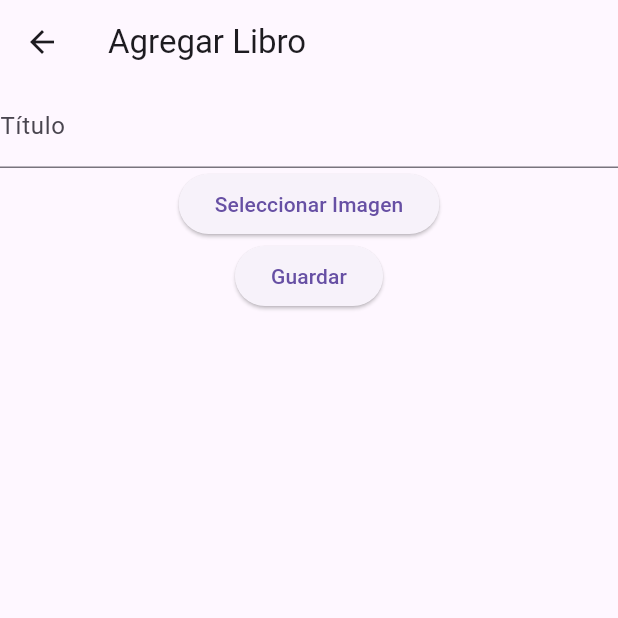
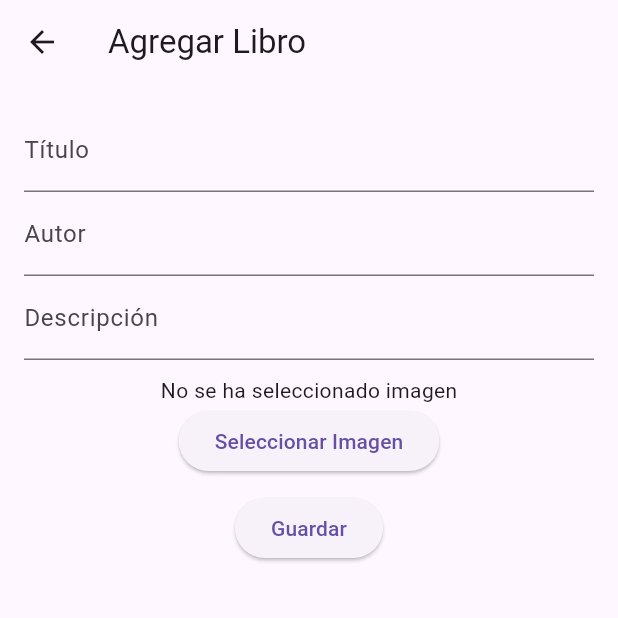
Before and after one commit to Itzel660/ag3Almacenamiento, a Flutter app: the screen it shows once a user with an empty profile is signed in, after a tap on the "add" icon, on a phone screen of 412 x 824 dp, the top half of it. Run offline on Flutter 3.47's test engine with Material 3 defaults, Android fonts, the light colour scheme and no system bars; our stand-ins replace cloud_firestore, firebase_auth, firebase_core, firebase_storage, google_sign_in, image_picker; accounts and stored records are empty; network calls fail.

Commit message:
Actualización de los archivos home_screen.dart, database_service.dart y libro.dart

```diff
--- a/lib/main.dart
+++ b/lib/main.dart
@@ -1,6 +1,5 @@
 import 'package:flutter/material.dart';
 import 'package:firebase_core/firebase_core.dart';
-import 'firebase_options.dart';
 import 'package:firebase_auth/firebase_auth.dart';
 import 'views/login_screen.dart';
 import 'views/home_screen.dart';
@@ -8,16 +7,12 @@ import 'views/add_book_screen.dart';
 
 void main() async {
   WidgetsFlutterBinding.ensureInitialized();
-  await Firebase.initializeApp(
-    options: DefaultFirebaseOptions.currentPlatform,
-  );
+  await Firebase.initializeApp();
   await FirebaseAuth.instance.signOut();
   runApp(MyApp());
 }
 
 class MyApp extends StatelessWidget {
-  const MyApp({super.key});
-
   @override
   Widget build(BuildContext context) {
     return MaterialApp(
@@ -30,13 +25,12 @@ class MyApp extends StatelessWidget {
         stream: FirebaseAuth.instance.authStateChanges(),
         builder: (context, snapshot) {
           if (snapshot.connectionState == ConnectionState.waiting) {
-            return const Center(
-                child: CircularProgressIndicator()); // Mientras carga Firebase
+            return Center(child: CircularProgressIndicator());  // Mientras carga Firebase
           }
           if (snapshot.hasData) {
-            return HomeScreen(); // Usuario autenticado
+            return HomeScreen();  // Usuario autenticado
           }
-          return LoginScreen(); // Usuario no autenticado
+          return LoginScreen();  // Usuario no autenticado
         },
       ),
     );
--- a/lib/models/Libro.dart
+++ b/lib/models/Libro.dart
@@ -1,28 +1,36 @@
 class Libro {
-  String id;
-  String titulo;
-  String autor;
-  String descripcion;
-  String imagenUrl;
+  final String id;  // ID del libro, necesario para actualizar o eliminar si es necesario
+  final String titulo;
+  final String autor;
+  final String descripcion;
+  final String imagenUrl;
 
-  Libro({required this.id, required this.titulo, required this.autor, required this.descripcion, required this.imagenUrl});
+  Libro({
+    required this.id,
+    required this.titulo,
+    required this.autor,
+    required this.descripcion,
+    required this.imagenUrl,
+  });
 
+  // Convertir el documento de Firestore a un objeto Libro
   factory Libro.fromJson(Map<String, dynamic> json, String id) {
     return Libro(
       id: id,
-      titulo: json['titulo'],
-      autor: json['autor'],
-      descripcion: json['descripcion'],
-      imagenUrl: json['imagenUrl'],
+      titulo: json['titulo'] ?? '',
+      autor: json['autor'] ?? '',
+      descripcion: json['descripcion'] ?? '',
+      imagenUrl: json['imagenUrl'] ?? '', // Si no hay imagen, lo dejamos vacío
     );
   }
 
+  // Convertir el objeto Libro a JSON para guardarlo en Firestore
   Map<String, dynamic> toJson() {
     return {
       'titulo': titulo,
       'autor': autor,
       'descripcion': descripcion,
-      'imagenUrl': imagenUrl,
+      'imagenUrl': imagenUrl,  // Si no hay imagen, este campo estará vacío
     };
   }
 }
--- a/lib/services/database_service.dart
+++ b/lib/services/database_service.dart
@@ -2,15 +2,14 @@ import 'package:cloud_firestore/cloud_firestore.dart';
 import '../models/libro.dart';
 
 class DatabaseService {
-  final CollectionReference librosCollection = FirebaseFirestore.instance.collection('libros');
+  final FirebaseFirestore _db = FirebaseFirestore.instance;
 
-  Future<void> addLibro(Libro libro) async {
-    await librosCollection.add(libro.toJson());
-  }
-
+  // Obtener los libros desde Firestore
   Stream<List<Libro>> getLibros() {
-    return librosCollection.snapshots().map((snapshot) {
-      return snapshot.docs.map((doc) => Libro.fromJson(doc.data() as Map<String, dynamic>, doc.id)).toList();
-    });
+    return _db.collection('Libros')  // Aquí usamos el nombre correcto de la colección
+        .snapshots()
+        .map((snapshot) => snapshot.docs
+        .map((doc) => Libro.fromJson(doc.data() as Map<String, dynamic>, doc.id))  // Creamos el objeto Libro a partir del JSON
+        .toList());
   }
 }
--- a/lib/services/storage_service.dart
+++ b/lib/services/storage_service.dart
@@ -1,6 +1,6 @@
 import 'dart:io';
 import 'package:firebase_storage/firebase_storage.dart';
-
+import 'package:image_picker/image_picker.dart';
 
 class StorageService {
   final FirebaseStorage _storage = FirebaseStorage.instance;
--- a/lib/views/add_book_screen.dart
+++ b/lib/views/add_book_screen.dart
@@ -1,57 +1,130 @@
+import 'dart:io';
 import 'package:flutter/material.dart';
-import '../services/database_service.dart';
-import '../services/storage_service.dart';
+import 'package:image_picker/image_picker.dart';
+import 'package:firebase_storage/firebase_storage.dart';
+import 'package:cloud_firestore/cloud_firestore.dart';
 import '../models/libro.dart';
-import 'dart:io';
-import 'package:image_picker/image_picker.dart';
 
 class AddBookScreen extends StatefulWidget {
-  const AddBookScreen({super.key});
-
   @override
   _AddBookScreenState createState() => _AddBookScreenState();
 }
 
 class _AddBookScreenState extends State<AddBookScreen> {
-  String titulo = '';
-  String autor = '';
-  String descripcion = '';
-  File? imagen;
+  final TextEditingController tituloController = TextEditingController();
+  final TextEditingController autorController = TextEditingController();
+  final TextEditingController descripcionController = TextEditingController();
+  File? _image;
+  bool isUploading = false;
 
-  Future<void> pickImage() async {
-    final pickedFile =
-        await ImagePicker().pickImage(source: ImageSource.gallery);
+  Future<void> _pickImage() async {
+    final pickedFile = await ImagePicker().pickImage(source: ImageSource.gallery);
+
     if (pickedFile != null) {
-      setState(() => imagen = File(pickedFile.path));
+      setState(() {
+        _image = File(pickedFile.path);
+      });
     }
   }
 
-  Future<void> saveBook() async {
-    if (imagen == null) return;
-    String imageUrl = await StorageService().uploadImage(imagen!);
+  Future<String?> _uploadImage(File image) async {
+    try {
+      String fileName = DateTime.now().millisecondsSinceEpoch.toString();
+      Reference ref = FirebaseStorage.instance.ref().child('libros/$fileName');
+      UploadTask uploadTask = ref.putFile(image);
+
+      TaskSnapshot snapshot = await uploadTask;
+      return await snapshot.ref.getDownloadURL();
+    } catch (e) {
+      print("Error al subir la imagen: $e");
+      return null;
+    }
+  }
+
+  Future<void> _saveBook() async {
+    if (tituloController.text.isEmpty || _image == null) {
+      ScaffoldMessenger.of(context).showSnackBar(SnackBar(
+        content: Text('Debe ingresar un título y seleccionar una imagen'),
+        backgroundColor: Colors.red,
+      ));
+      return;
+    }
+
+    setState(() {
+      isUploading = true;
+    });
+
+    String? imageUrl = await _uploadImage(_image!);
+    if (imageUrl == null) {
+      ScaffoldMessenger.of(context).showSnackBar(SnackBar(
+        content: Text('Error al subir la imagen'),
+        backgroundColor: Colors.red,
+      ));
+      setState(() {
+        isUploading = false;
+      });
+      return;
+    }
+
     Libro libro = Libro(
-        id: '',
-        titulo: titulo,
-        autor: autor,
-        descripcion: descripcion,
-        imagenUrl: imageUrl);
-    await DatabaseService().addLibro(libro);
+      id: '',
+      titulo: tituloController.text,
+      autor: autorController.text,
+      descripcion: descripcionController.text,
+      imagenUrl: imageUrl,
+    );
+
+    await FirebaseFirestore.instance.collection('libros').add(libro.toJson());
+
+    ScaffoldMessenger.of(context).showSnackBar(SnackBar(
+      content: Text('Libro agregado con éxito'),
+      backgroundColor: Colors.green,
+    ));
+
+    setState(() {
+      isUploading = false;
+    });
+
     Navigator.pop(context);
   }
 
   @override
   Widget build(BuildContext context) {
     return Scaffold(
-      appBar: AppBar(title: const Text('Agregar Libro')),
-      body: Column(
-        children: [
-          TextField(
-              onChanged: (val) => titulo = val,
-              decoration: const InputDecoration(labelText: 'Título')),
-          ElevatedButton(
-              onPressed: pickImage, child: const Text('Seleccionar Imagen')),
-          ElevatedButton(onPressed: saveBook, child: const Text('Guardar')),
-        ],
+      appBar: AppBar(title: Text('Agregar Libro')),
+      body: Padding(
+        padding: const EdgeInsets.all(16.0),
+        child: Column(
+          children: [
+            TextField(
+              controller: tituloController,
+              decoration: InputDecoration(labelText: 'Título'),
+            ),
+            TextField(
+              controller: autorController,
+              decoration: InputDecoration(labelText: 'Autor'),
+            ),
+            TextField(
+              controller: descripcionController,
+              decoration: InputDecoration(labelText: 'Descripción'),
+            ),
+            SizedBox(height: 10),
+            _image != null
+                ? Image.file(_image!, height: 150, width: 150, fit: BoxFit.cover)
+                : Text('No se ha seleccionado imagen'),
+            ElevatedButton(
+              onPressed: _pickImage,
+              child: Text('Seleccionar Imagen'),
+            ),
+            SizedBox(height: 10),
+            isUploading
+                ? CircularProgressIndicator()
+                : ElevatedButton(
+              onPressed: _saveBook,
+              child: Text('Guardar'),
+            ),
+          ],
+        ),
       ),
     );
   }
--- a/lib/views/home_screen.dart
+++ b/lib/views/home_screen.dart
@@ -4,28 +4,32 @@ import '../models/libro.dart';
 import '../widgets/book_card.dart';
 
 class HomeScreen extends StatelessWidget {
-  const HomeScreen({super.key});
-
   @override
   Widget build(BuildContext context) {
     return Scaffold(
-      appBar: AppBar(title: const Text('Catálogo de Libros')),
+      appBar: AppBar(title: Text('Catálogo de Libros')),
       body: StreamBuilder<List<Libro>>(
-        stream: DatabaseService().getLibros(),
+        stream: DatabaseService().getLibros(),  // Obtenemos el stream de libros desde la base de datos
         builder: (context, snapshot) {
-          if (!snapshot.hasData) return const CircularProgressIndicator();
+          // Si no hay datos, mostramos un indicador de carga
+          if (!snapshot.hasData) {
+            return Center(child: CircularProgressIndicator());
+          }
+
+          // Si hay datos, los mostramos en una cuadrícula
           return GridView.builder(
-            gridDelegate: const SliverGridDelegateWithFixedCrossAxisCount(
-                crossAxisCount: 2),
-            itemCount: snapshot.data!.length,
-            itemBuilder: (context, index) =>
-                BookCard(libro: snapshot.data![index]),
+            gridDelegate: SliverGridDelegateWithFixedCrossAxisCount(crossAxisCount: 2),  // Dos columnas
+            itemCount: snapshot.data!.length,  // El número de libros que se van a mostrar
+            itemBuilder: (context, index) {
+              // Retornamos una tarjeta para cada libro
+              return BookCard(libro: snapshot.data![index]);
+            },
           );
         },
       ),
       floatingActionButton: FloatingActionButton(
-        onPressed: () => Navigator.pushNamed(context, '/add_book'),
-        child: const Icon(Icons.add),
+        onPressed: () => Navigator.pushNamed(context, '/add_book'),  // Para ir a la pantalla de agregar libro
+        child: Icon(Icons.add),
       ),
     );
   }
--- a/lib/views/login_screen.dart
+++ b/lib/views/login_screen.dart
@@ -1,4 +1,3 @@
-import 'package:firebase_auth/firebase_auth.dart';
 import 'package:flutter/material.dart';
 import '../services/auth_service.dart';
 import 'home_screen.dart';
@@ -6,79 +5,20 @@ import 'home_screen.dart';
 class LoginScreen extends StatelessWidget {
   final AuthService _authService = AuthService();
 
-  LoginScreen({super.key});
-
   @override
   Widget build(BuildContext context) {
     return Scaffold(
-      backgroundColor: const Color.fromARGB(255, 27, 27, 27),
-      body: Column(children: [
-        const SizedBox(height: 150),
-        Center(
-          child: Image.asset(
-            'assets/logo.png',
-            width: 200,
-            height: 200,
-          ),
+      body: Center(
+        child: ElevatedButton(
+          onPressed: () async {
+            final user = await _authService.signInWithGoogle();
+            if (user != null) {
+              Navigator.pushReplacement(context, MaterialPageRoute(builder: (context) => HomeScreen()));
+            }
+          },
+          child: Text('Iniciar sesión con Google'),
         ),
-        const SizedBox(height: 40),
-        const Center(
-          child: Text(
-            'App de libros',
-            style: TextStyle(
-              color: Colors.white,
-              fontSize: 20,
-            ),
-          ),
-        ),
-        const SizedBox(height: 250),
-        Padding(
-          padding: const EdgeInsets.all(15.0),
-          // align to the bottom
-
-          child: ElevatedButton(
-            onPressed: () async {
-              User? success = await _authService.signInWithGoogle();
-              if (success != null) {
-                Navigator.pushReplacement(
-                  context,
-                  MaterialPageRoute(builder: (context) => const HomeScreen()),
-                );
-              }
-            },
-            style: ElevatedButton.styleFrom(
-              backgroundColor: Colors.blue,
-              shape: RoundedRectangleBorder(
-                borderRadius: BorderRadius.circular(10),
-              ),
-            ),
-            child: Padding(
-              padding: const EdgeInsets.all(8.0),
-              child: Row(
-                children: [
-                  SizedBox(
-                    width: 40,
-                    height: 40,
-                    child: Image.asset(
-                      'assets/google.png',
-                      width: 30,
-                      height: 30,
-                    ),
-                  ),
-                  const SizedBox(width: 10),
-                  const Text(
-                    'Iniciar sesión con Google',
-                    style: TextStyle(
-                      color: Colors.white,
-                      fontSize: 20,
-                    ),
-                  ),
-                ],
-              ),
-            ),
-          ),
-        ),
-      ]),
+      ),
     );
   }
 }
```
Also changed, not shown: lib/services/auth_service.dart (+3 -7 lines), lib/views/search_screen.dart (+5 -11 lines), lib/widgets/book_card.dart (+6 -10 lines).
